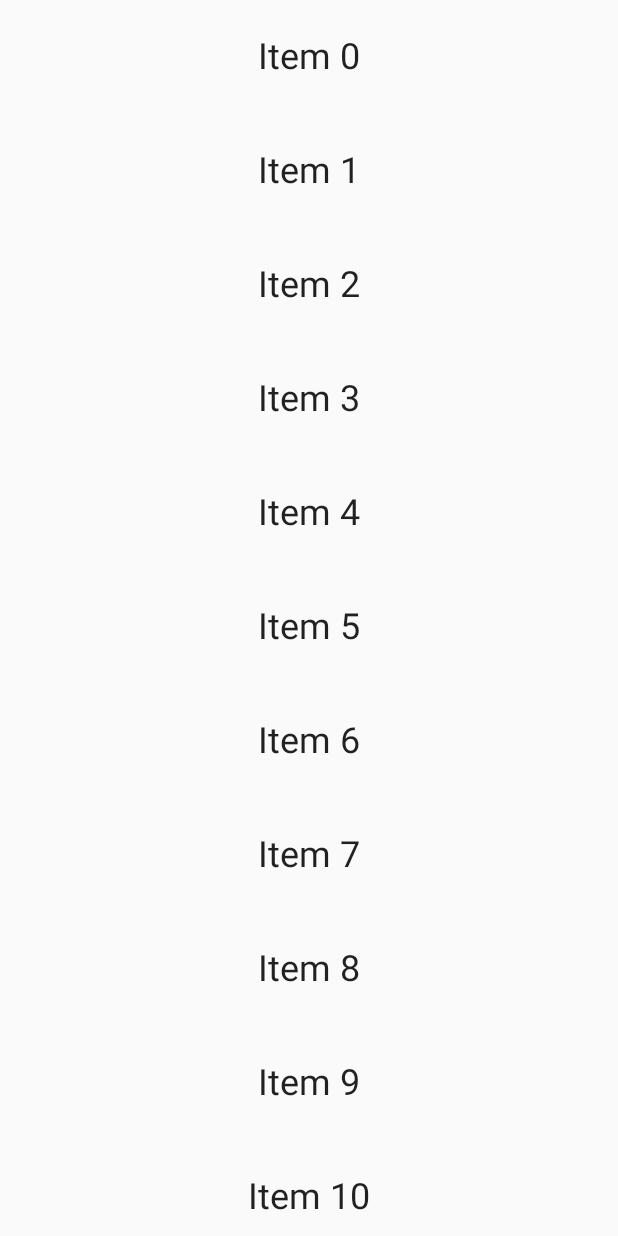
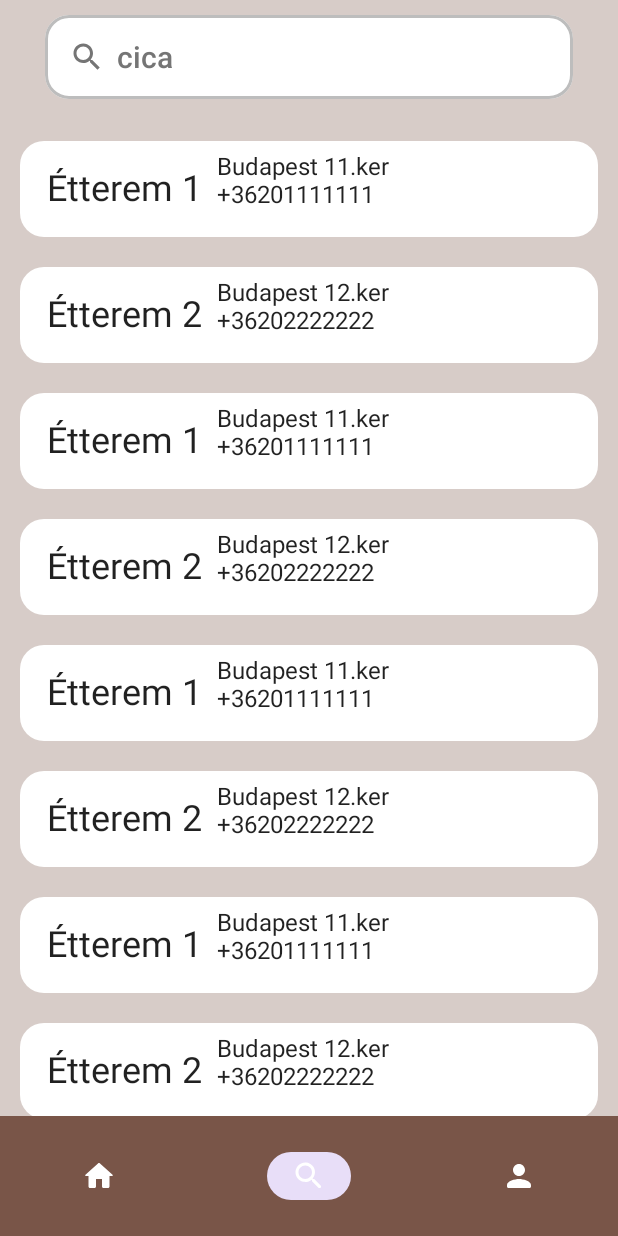
Before and after one commit to dorinaorova/Restaurant_app, an Android app built with Jetpack Compose: the RestaurantListScreen screen opened through its navigation route, on a phone screen of 412 x 824 dp. Run offline under Robolectric (Android 15) with nearby library versions, the phone set to English and light mode, and no system bars.

Commit message:
restaurantlist screen, profile screen, navbar

```diff
--- a/app/build.gradle
+++ b/app/build.gradle
@@ -65,4 +65,5 @@ dependencies {
     debugImplementation "androidx.compose.ui:ui-test-manifest:$compose_ui_version"
 
     implementation "androidx.navigation:navigation-compose:2.5.3"
+    implementation "androidx.compose.material3:material3:1.0.1"
 }
--- a/app/src/main/java/com/example/restuarantfinder/HomeScreen.kt
+++ /dev/null
@@ -1,38 +0,0 @@
-package com.example.restuarantfinder
-
-import androidx.compose.foundation.layout.Arrangement
-import androidx.compose.foundation.layout.Column
-import androidx.compose.foundation.layout.fillMaxSize
-import androidx.compose.material.Button
-import androidx.compose.material.MaterialTheme
-import androidx.compose.material.Text
-import androidx.compose.runtime.Composable
-import androidx.compose.ui.Alignment
-import androidx.compose.ui.Modifier
-import androidx.compose.ui.tooling.preview.Preview
-import androidx.navigation.NavController
-import androidx.navigation.compose.rememberNavController
-
-@Composable
-fun HomeScreen( navController: NavController) {
-    Column(
-        modifier= Modifier.fillMaxSize(),
-        horizontalAlignment = Alignment.CenterHorizontally,
-        verticalArrangement = Arrangement.Center
-    ) {
-        Button(onClick = {
-            navController.navigate(route = Screen.RestaurantListScreen.route)
-        }) {
-            Text(text = "START")
-        }
-    }
-
-}
-
-@Preview(showBackground = true)
-@Composable
-fun HomeScreenPreview() {
-    MaterialTheme {
-        HomeScreen( navController = rememberNavController())
-    }
-}
--- a/app/src/main/java/com/example/restuarantfinder/RestaurantListScreen.kt
+++ /dev/null
@@ -1,37 +0,0 @@
-package com.example.restuarantfinder
-
-import androidx.compose.foundation.layout.*
-import androidx.compose.foundation.rememberScrollState
-import androidx.compose.foundation.verticalScroll
-import androidx.compose.material.MaterialTheme
-import androidx.compose.material.Text
-import androidx.compose.runtime.Composable
-import androidx.compose.ui.Modifier
-import androidx.compose.ui.graphics.Color
-import androidx.compose.ui.text.style.TextAlign
-import androidx.compose.ui.tooling.preview.Preview
-import androidx.compose.ui.unit.dp
-import androidx.compose.ui.unit.sp
-
-@Composable
-fun RestaurantListScreen(){
-    val scrollState = rememberScrollState()
-    Column(modifier = Modifier
-        .fillMaxSize()
-        .verticalScroll(scrollState)){
-        for(i in 0..50){
-            Text(text= "Item $i",
-            fontSize = 24.sp,
-            textAlign = TextAlign.Center,
-            modifier = Modifier
-                .fillMaxWidth()
-                .padding(vertical = 24.dp))
-        }
-    }
-}
-
-@Composable
-@Preview(showBackground =  true)
-fun RestaurantListScreenPreview(){
-    RestaurantListScreen()
-}
--- a/app/src/main/java/com/example/restuarantfinder/Screen.kt
+++ /dev/null
@@ -1,6 +0,0 @@
-package com.example.restuarantfinder
-
-sealed class Screen(val route: String){
-    object HomeScreen : Screen ("home_screen")
-    object RestaurantListScreen : Screen ("list_screen")
-}
--- a/app/src/main/java/com/example/restuarantfinder/data/Restaurant.kt
+++ b/app/src/main/java/com/example/restuarantfinder/data/Restaurant.kt
@@ -2,5 +2,6 @@ package com.example.restuarantfinder.data
 
 data class Restaurant(
     var name: String,
-    var address: String
+    var address: String,
+    var phone: String
 )
--- a/app/src/main/java/com/example/restuarantfinder/Navigation.kt
+++ b/app/src/main/java/com/example/restuarantfinder/navigation/Navigation.kt
@@ -1,11 +1,12 @@
-package com.example.restuarantfinder
+package com.example.restuarantfinder.navigation
 
 import androidx.compose.runtime.Composable
-import androidx.navigation.NavController
 import androidx.navigation.NavHostController
 import androidx.navigation.compose.NavHost
 import androidx.navigation.compose.composable
-import androidx.navigation.compose.rememberNavController
+import com.example.restuarantfinder.screen.HomeScreen
+import com.example.restuarantfinder.screen.ProfileScreen
+import com.example.restuarantfinder.screen.RestaurantListScreen
 
 @Composable
 fun Navigation(navController: NavHostController){
@@ -14,7 +15,10 @@ fun Navigation(navController: NavHostController){
             HomeScreen(navController =navController)
         }
         composable(route = Screen.RestaurantListScreen.route){
-            RestaurantListScreen()
+            RestaurantListScreen(navController =navController)
+        }
+        composable(route = Screen.ProfileScreen.route){
+            ProfileScreen(navController = navController)
         }
     }
 }
--- /dev/null
+++ b/app/src/main/java/com/example/restuarantfinder/screen/HomeScreen.kt
@@ -0,0 +1,127 @@
+package com.example.restuarantfinder.screen
+
+import androidx.compose.foundation.Image
+import androidx.compose.foundation.layout.*
+import androidx.compose.foundation.shape.RoundedCornerShape
+import androidx.compose.foundation.text.ClickableText
+import androidx.compose.foundation.text.KeyboardOptions
+import androidx.compose.material.*
+import androidx.compose.runtime.Composable
+import androidx.compose.runtime.mutableStateOf
+import androidx.compose.runtime.remember
+import androidx.compose.ui.Alignment
+import androidx.compose.ui.Modifier
+import androidx.compose.ui.graphics.Color
+import androidx.compose.ui.graphics.painter.Painter
+import androidx.compose.ui.res.colorResource
+import androidx.compose.ui.res.painterResource
+import androidx.compose.ui.text.AnnotatedString
+import androidx.compose.ui.text.TextStyle
+import androidx.compose.ui.text.font.FontFamily
+import androidx.compose.ui.text.font.FontWeight
+import androidx.compose.ui.text.input.KeyboardType
+import androidx.compose.ui.text.input.PasswordVisualTransformation
+import androidx.compose.ui.text.input.TextFieldValue
+import androidx.compose.ui.text.style.TextDecoration
+import androidx.compose.ui.tooling.preview.Preview
+import androidx.compose.ui.unit.dp
+import androidx.compose.ui.unit.sp
+import androidx.navigation.NavController
+import androidx.navigation.compose.rememberNavController
+import com.example.restuarantfinder.R
+import com.example.restuarantfinder.navigation.Screen
+
+
+@Composable
+fun HomeScreen( navController: NavController) {
+    Column(
+        modifier= Modifier.fillMaxSize(),
+        horizontalAlignment = Alignment.CenterHorizontally,
+        verticalArrangement = Arrangement.Center
+    ) {
+        LoginPage(navController = navController)
+    }
+
+}
+
+@Composable
+fun LoginPage(navController: NavController) {
+    Column(
+        modifier = Modifier.padding(20.dp),
+        verticalArrangement = Arrangement.Center,
+        horizontalAlignment = Alignment.CenterHorizontally
+    ) {
+
+        val username = remember { mutableStateOf(TextFieldValue()) }
+        val password = remember { mutableStateOf(TextFieldValue()) }
+
+        Box(modifier = Modifier.fillMaxWidth(0.5f)) {
+            ImageResource()
+        }
+        Text(text = "RESTIng", style = TextStyle(fontSize = 40.sp, fontFamily = FontFamily.Serif))
+
+        Spacer(modifier = Modifier.height(20.dp))
+        TextField(
+            label = { Text(text = "Username") },
+            value = username.value,
+            onValueChange = { username.value = it })
+
+        Spacer(modifier = Modifier.height(20.dp))
+        TextField(
+            label = { Text(text = "Password") },
+            value = password.value,
+            visualTransformation = PasswordVisualTransformation(),
+            keyboardOptions = KeyboardOptions(keyboardType = KeyboardType.Password),
+            onValueChange = { password.value = it })
+
+        Spacer(modifier = Modifier.height(20.dp))
+        Box(modifier = Modifier.padding(40.dp, 0.dp, 40.dp, 0.dp)) {
+            Button(
+                onClick = {
+                    navController.navigate(route = Screen.RestaurantListScreen.route)
+                },
+                shape = RoundedCornerShape(16.dp),
+                colors = ButtonDefaults.buttonColors(backgroundColor = colorResource(id = R.color.dark_primary)),
+                modifier = Modifier
+                    .fillMaxWidth()
+                    .height(50.dp)
+
+            ) {
+                Text(text = "Login",
+                color = Color.White,
+                fontWeight = FontWeight.Bold
+                )
+            }
+        }
+
+        Box {
+            ClickableText(
+                text = AnnotatedString("Sign up here"),
+                modifier = Modifier
+                    .align(Alignment.BottomCenter)
+                    .padding(20.dp),
+                onClick = { },
+                style = TextStyle(
+                    fontSize = 14.sp,
+                    fontFamily = FontFamily.Default,
+                    textDecoration = TextDecoration.Underline,
+                    color = colorResource(id = R.color.primary)
+                )
+            )
+        }
+    }
+}
+
+@Composable
+fun ImageResource(){
+    val image: Painter = painterResource(id = R.drawable.train)
+    Image(painter = image,contentDescription = "")
+}
+
+@Preview(showBackground = true)
+@Composable
+fun HomeScreenPreview() {
+    MaterialTheme {
+        HomeScreen( navController = rememberNavController())
+    }
+}
--- /dev/null
+++ b/app/src/main/java/com/example/restuarantfinder/screen/RestaurantListScreen.kt
@@ -0,0 +1,141 @@
+package com.example.restuarantfinder.screen
+
+import androidx.compose.foundation.background
+import androidx.compose.foundation.border
+import androidx.compose.foundation.layout.*
+import androidx.compose.foundation.lazy.LazyColumn
+import androidx.compose.foundation.lazy.items
+import androidx.compose.foundation.shape.RoundedCornerShape
+import androidx.compose.foundation.text.BasicTextField
+import androidx.compose.material.*
+import androidx.compose.material.icons.Icons
+import androidx.compose.material.icons.filled.Search
+import androidx.compose.runtime.*
+import androidx.compose.ui.Alignment
+import androidx.compose.ui.Modifier
+import androidx.compose.ui.graphics.Color
+import androidx.compose.ui.res.colorResource
+import androidx.compose.ui.text.TextStyle
+import androidx.compose.ui.text.font.FontWeight
+import androidx.compose.ui.tooling.preview.Preview
+import androidx.compose.ui.unit.dp
+import androidx.compose.ui.unit.sp
+import androidx.navigation.NavController
+import androidx.navigation.compose.rememberNavController
+import com.example.restuarantfinder.R
+import com.example.restuarantfinder.data.Restaurant
+import com.example.restuarantfinder.screen.navbar.NavBar
+
+@Composable
+fun RestaurantListScreen(navController: NavController){
+    var restaurants = arrayListOf<Restaurant>()
+    for (i in 0 .. 25   ) {
+        restaurants.add(Restaurant("Étterem 1", "Budapest 11.ker", "+36201111111"))
+        restaurants.add(Restaurant("Étterem 2", "Budapest 12.ker", "+36202222222"))
+    }
+    Scaffold(
+        content = {
+            Modifier.padding(it)
+            Column(modifier = Modifier.background(colorResource(R.color.light_primary))) {
+                SearchBar()
+                Column(
+                    modifier = Modifier
+                        .padding(8.dp)
+                ) {
+                    LazyColumn {
+                        items(restaurants) { item ->
+                            ListItem(item)
+                        }
+                    }
+                }
+            }
+        },
+        bottomBar ={ NavBar(navController)}
+    )
+
+
+}
+@Composable
+fun SearchBar(
+){
+    var tfvalue by remember {
+        mutableStateOf("")
+    }
+    Box{
+        Row(
+            verticalAlignment = Alignment.CenterVertically,
+            modifier = Modifier
+                .wrapContentHeight()
+
+        ){
+            BasicTextField(
+                value = "cica",
+                onValueChange = { newText ->
+                    tfvalue = newText
+                },
+                textStyle = TextStyle(
+                    fontSize = 20.sp,
+                    fontWeight = FontWeight.Medium,
+                    color = colorResource(id = R.color.secondary_text)
+                ),
+                decorationBox = { innerTextField ->
+                    Row(
+                        modifier = Modifier
+                            .padding(horizontal = 30.dp, vertical = 10.dp)
+                            .fillMaxWidth()
+                            .background(
+                                color = Color.White,
+                                shape = RoundedCornerShape(size = 16.dp)
+                            )
+                            .border(
+                                width = 2.dp,
+                                color = colorResource(id = R.color.divider),
+                                shape = RoundedCornerShape(size = 16.dp)
+                            )
+                            .padding(all = 16.dp),
+                        verticalAlignment = Alignment.CenterVertically
+                    ) {
+                        Icon(
+                            imageVector = Icons.Default.Search,
+                            contentDescription = "Search icon",
+                            tint = colorResource(id = R.color.secondary_text)
+                        )
+                        Spacer(modifier = Modifier.width(width = 8.dp))
+                        innerTextField()
+                    }
+                }
+            )
+        }
+    }
+}
+
+@Composable
+fun ListItem(item: Restaurant = Restaurant("Étterem 1", "Budapest 11.ker", "+36201111111")){
+    Box (modifier = Modifier
+        .padding(vertical = 10.dp, horizontal = 5.dp)
+        .background(color = Color.White, shape = RoundedCornerShape(size = 16.dp))
+        .fillMaxWidth()) {
+        Column(
+            modifier = Modifier.padding(8.dp)
+        ) {
+            Row {
+                Text(
+                    text = item.name,
+                    modifier = Modifier.padding(10.dp),
+                    fontSize = 24.sp
+                )
+                Column {
+                    Text(text = item.address)
+                    Text(text = item.phone)
+                }
+            }
+        }
+    }
+
+}
+
+@Composable
+@Preview(showBackground =  true)
+fun RestaurantListScreenPreview(){
+    RestaurantListScreen(navController = rememberNavController())
+}
--- /dev/null
+++ b/app/src/main/java/com/example/restuarantfinder/screen/navbar/BottomNavItem.kt
@@ -0,0 +1,9 @@
+package com.example.restuarantfinder.screen.navbar
+
+import androidx.compose.ui.graphics.vector.ImageVector
+
+data class BottomNavItem(
+    val name: String,
+    val route: String,
+    val icon: ImageVector,
+)
--- /dev/null
+++ b/app/src/main/java/com/example/restuarantfinder/screen/navbar/NavBar.kt
@@ -0,0 +1,66 @@
+package com.example.restuarantfinder.screen.navbar
+
+import androidx.compose.material.Icon
+import androidx.compose.material.icons.Icons
+import androidx.compose.material.icons.rounded.*
+import androidx.compose.material3.NavigationBar
+import androidx.compose.material3.NavigationBarItem
+import androidx.compose.runtime.Composable
+import androidx.compose.ui.res.colorResource
+import androidx.compose.ui.tooling.preview.Preview
+import androidx.navigation.NavController
+import androidx.navigation.compose.currentBackStackEntryAsState
+import androidx.navigation.compose.rememberNavController
+import com.example.restuarantfinder.R
+
+
+val bottomNavItems = listOf(
+    BottomNavItem(
+        name = "Home",
+        route = "home_screen",
+        icon = Icons.Rounded.Home,
+    ),
+    BottomNavItem(
+        name = "Search",
+        route = "list_screen",
+        icon = Icons.Rounded.Search,
+    ),
+    BottomNavItem(
+        name = "Profile",
+        route = "profile_screen",
+        icon = Icons.Rounded.Person,
+    ),
+)
+
+@Composable
+fun NavBar(navController: NavController){
+
+    val backStackEntry = navController.currentBackStackEntryAsState()
+
+
+    NavigationBar(containerColor = colorResource(id = R.color.primary))
+    {
+        bottomNavItems.forEach { item ->
+            val selected = item.route == backStackEntry.value?.destination?.route
+
+            NavigationBarItem(
+                selected = selected,
+                onClick = { navController.navigate(item.route) },
+                icon = {
+                    Icon(
+                        imageVector = item.icon,
+                        contentDescription = "${item.name} Icon",
+                        tint = colorResource(id = R.color.primary_text)
+                    )
+                }
+            )
+        }
+    }
+
+}
+
+@Composable
+@Preview(showBackground =  true)
+fun NavBarPreview(){
+    NavBar(navController = rememberNavController())
+}
--- a/app/src/main/res/values/colors.xml
+++ b/app/src/main/res/values/colors.xml
@@ -7,4 +7,11 @@
     <color name="teal_700">#FF018786</color>
     <color name="black">#FF000000</color>
     <color name="white">#FFFFFFFF</color>
+
+    <color name="light_primary">#D7CCC8</color>
+    <color name="primary">#795548</color>
+    <color name="dark_primary">#4a291a</color>
+    <color name="primary_text">#FFFFFF</color>
+    <color name="secondary_text">#757575</color>
+    <color name = "divider">#BDBDBD</color>
 </resources>
```
Also changed, not shown: app/src/main/java/com/example/restuarantfinder/MainActivity.kt (+1 -8 lines), app/src/main/java/com/example/restuarantfinder/navigation/Screen.kt (added, +7 -0 lines), app/src/main/java/com/example/restuarantfinder/screen/ProfileScreen.kt (added, +85 -0 lines), app/src/main/res/drawable/train.png (added).
